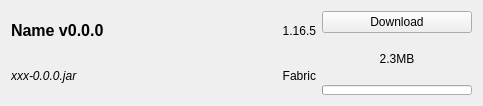
kaniol-lck/modmanager, file src/ui/modrinth/modrinthfileitemwidget.ui: the form before one commit.
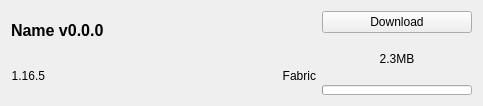
The form after the commit. Icons and pictures are not drawn.

Patch:
```diff
--- a/src/ui/modrinth/modrinthfileitemwidget.ui
+++ b/src/ui/modrinth/modrinthfileitemwidget.ui
@@ -10,58 +10,15 @@
     <height>106</height>
    </rect>
   </property>
+  <property name="contextMenuPolicy">
+   <enum>Qt::CustomContextMenu</enum>
+  </property>
   <property name="windowTitle">
    <string>Form</string>
   </property>
   <layout class="QGridLayout" name="gridLayout">
-   <item row="0" column="1" rowspan="2">
-    <layout class="QVBoxLayout" name="verticalLayout_2">
-     <item>
-      <widget class="QLabel" name="gameVersionText">
-       <property name="sizePolicy">
-        <sizepolicy hsizetype="Preferred" vsizetype="Preferred">
-         <horstretch>0</horstretch>
-         <verstretch>0</verstretch>
-        </sizepolicy>
-       </property>
-       <property name="font">
-        <font>
-         <pointsize>9</pointsize>
-        </font>
-       </property>
-       <property name="text">
-        <string notr="true">1.16.5</string>
-       </property>
-       <property name="alignment">
-        <set>Qt::AlignRight|Qt::AlignTrailing|Qt::AlignVCenter</set>
-       </property>
-      </widget>
-     </item>
-     <item>
-      <widget class="QLabel" name="loaderTypeText">
-       <property name="sizePolicy">
-        <sizepolicy hsizetype="Preferred" vsizetype="Preferred">
-         <horstretch>0</horstretch>
-         <verstretch>0</verstretch>
-        </sizepolicy>
-       </property>
-       <property name="font">
-        <font>
-         <pointsize>9</pointsize>
-        </font>
-       </property>
-       <property name="text">
-        <string notr="true">Fabric</string>
-       </property>
-       <property name="alignment">
-        <set>Qt::AlignRight|Qt::AlignTrailing|Qt::AlignVCenter</set>
-       </property>
-      </widget>
-     </item>
-    </layout>
-   </item>
-   <item row="1" column="0">
-    <widget class="QLabel" name="fileNameText">
+   <item row="0" column="0" colspan="3">
+    <widget class="QLabel" name="displayNameText">
      <property name="sizePolicy">
       <sizepolicy hsizetype="Expanding" vsizetype="Preferred">
        <horstretch>0</horstretch>
@@ -70,18 +27,17 @@
      </property>
      <property name="font">
       <font>
-       <italic>true</italic>
+       <pointsize>12</pointsize>
+       <weight>75</weight>
+       <bold>true</bold>
       </font>
      </property>
      <property name="text">
-      <string notr="true">xxx-0.0.0.jar</string>
-     </property>
-     <property name="openExternalLinks">
-      <bool>true</bool>
+      <string notr="true">Name v0.0.0</string>
      </property>
     </widget>
    </item>
-   <item row="0" column="2" rowspan="2">
+   <item row="0" column="3" rowspan="2">
     <layout class="QVBoxLayout" name="verticalLayout">
      <item>
       <widget class="QPushButton" name="downloadButton">
@@ -158,23 +114,58 @@
      </item>
     </layout>
    </item>
-   <item row="0" column="0">
-    <widget class="QLabel" name="displayNameText">
+   <item row="1" column="0">
+    <widget class="QLabel" name="gameVersionText">
      <property name="sizePolicy">
-      <sizepolicy hsizetype="Expanding" vsizetype="Preferred">
+      <sizepolicy hsizetype="Preferred" vsizetype="Preferred">
        <horstretch>0</horstretch>
        <verstretch>0</verstretch>
       </sizepolicy>
      </property>
      <property name="font">
       <font>
-       <pointsize>12</pointsize>
-       <weight>75</weight>
-       <bold>true</bold>
+       <pointsize>9</pointsize>
       </font>
      </property>
      <property name="text">
-      <string notr="true">Name v0.0.0</string>
+      <string notr="true">1.16.5</string>
+     </property>
+     <property name="alignment">
+      <set>Qt::AlignRight|Qt::AlignTrailing|Qt::AlignVCenter</set>
+     </property>
+    </widget>
+   </item>
+   <item row="1" column="1">
+    <spacer name="horizontalSpacer">
+     <property name="orientation">
+      <enum>Qt::Horizontal</enum>
+     </property>
+     <property name="sizeHint" stdset="0">
+      <size>
+       <width>204</width>
+       <height>20</height>
+      </size>
+     </property>
+    </spacer>
+   </item>
+   <item row="1" column="2">
+    <widget class="QLabel" name="loaderTypeText">
+     <property name="sizePolicy">
+      <sizepolicy hsizetype="Preferred" vsizetype="Preferred">
+       <horstretch>0</horstretch>
+       <verstretch>0</verstretch>
+      </sizepolicy>
+     </property>
+     <property name="font">
+      <font>
+       <pointsize>9</pointsize>
+      </font>
+     </property>
+     <property name="text">
+      <string notr="true">Fabric</string>
+     </property>
+     <property name="alignment">
+      <set>Qt::AlignRight|Qt::AlignTrailing|Qt::AlignVCenter</set>
      </property>
     </widget>
    </item>
```
